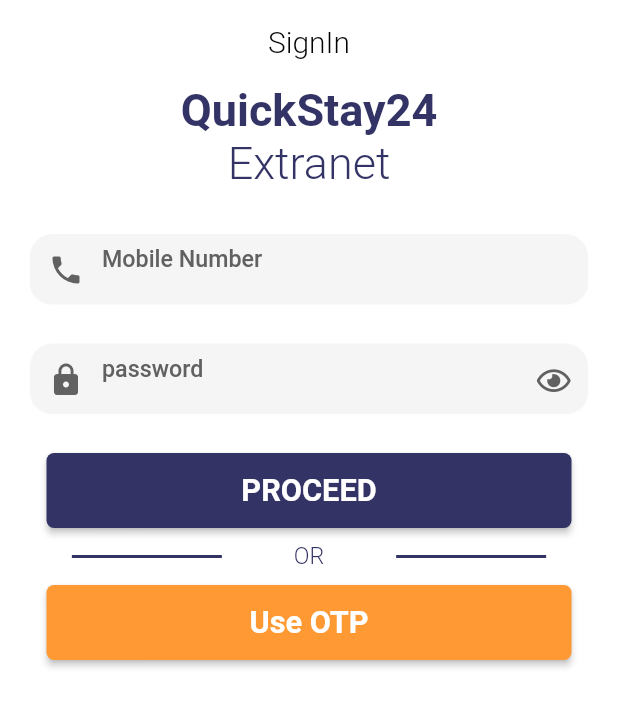
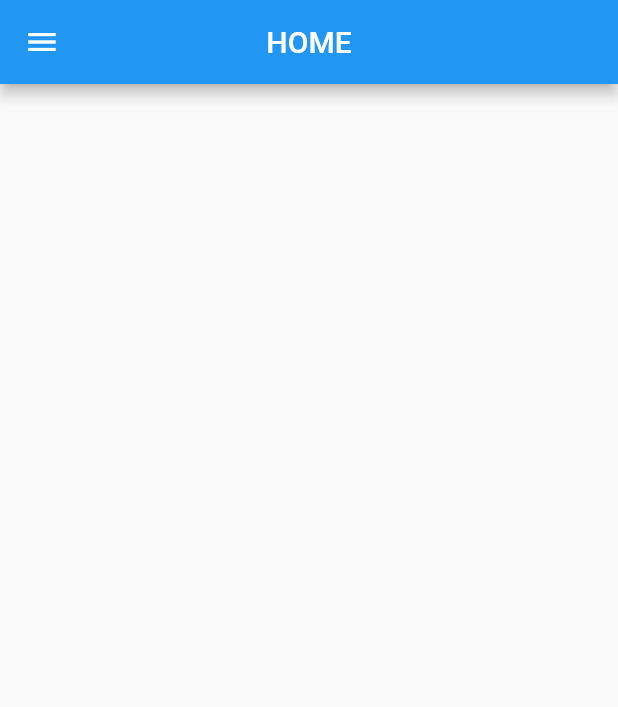
Before and after one commit to namankk/travel_app_extranet, a Flutter app: the screen it shows after launch, after a tap on "PROCEED", on a phone screen of 412 x 824 dp. Shown: the top 707 px of the screen. Run offline on Flutter 3.47's test engine with Material 2 defaults, Android fonts, the phone set to English and light mode, and no system bars; our stand-ins replace font_awesome_flutter; Roboto replaces fonts that are missing (nunito).

Commit message:
Home page added navigation drawer created

```diff
--- /dev/null
+++ b/lib/screens/HomePage.dart
@@ -0,0 +1,69 @@
+import 'package:flutter/cupertino.dart';
+import 'package:flutter/material.dart';
+
+class HomePage extends StatefulWidget{
+  @override
+  State<StatefulWidget> createState() {
+    // TODO: implement createState
+    return _HomePage();
+  }
+
+}
+class _HomePage extends State<HomePage>{
+  @override
+  Widget build(BuildContext context) {
+    // TODO: implement build
+    return SafeArea(
+      child: Scaffold(
+        appBar: AppBar(
+          centerTitle: true,
+          title: Text("HOME"),
+        ),
+        body: Container(
+
+        ),
+        drawer: Drawer(
+          child: ListView(
+            children: <Widget>[
+              UserAccountsDrawerHeader(
+                accountName: Text("Hotel Name"),
+                accountEmail: Text("ashishrawat2911@gmail.com"),
+                currentAccountPicture: CircleAvatar(
+                  backgroundColor:
+                  Theme.of(context).platform == TargetPlatform.iOS
+                      ? Colors.blue
+                      : Colors.white,
+                  child: Text(
+                    "A",
+                    style: TextStyle(fontSize: 40.0),
+                  ),
+                ),
+              ),
+              ListTile(
+                leading: Icon(Icons.library_books),
+                title: Text("My booking"),
+
+              ),
+              ListTile(
+                leading: Icon(Icons.account_circle),
+                title: Text("Profile"),
+
+              ),
+              ListTile(
+                leading: Icon(Icons.note_add),
+                title: Text("Privacy policy"),
+
+              ),
+              ListTile(
+                leading: Icon(Icons.exit_to_app),
+                title: Text("Logout"),
+
+              ),
+            ],
+          ),
+        ),
+      ),
+    );
+  }
+
+}
--- a/lib/screens/SignInPage.dart
+++ b/lib/screens/SignInPage.dart
@@ -2,6 +2,7 @@ import 'dart:async';
 
 import 'package:flutter/cupertino.dart';
 import 'package:flutter/material.dart';
+import 'package:travelappextranet/screens/HomePage.dart';
 import 'package:travelappextranet/utils/Buttons.dart';
 import 'package:travelappextranet/utils/TextStyles.dart';
 import 'package:travelappextranet/utils/constants.dart';
@@ -164,6 +165,7 @@ class _SignInPageState extends State<SignInPage> {
                       startTimer();
                     }else{
                       print("Passwrod API call");
+                      Navigator.of(context).push(MaterialPageRoute(builder: (context)=>HomePage()));
                     }
 
                   });
```
